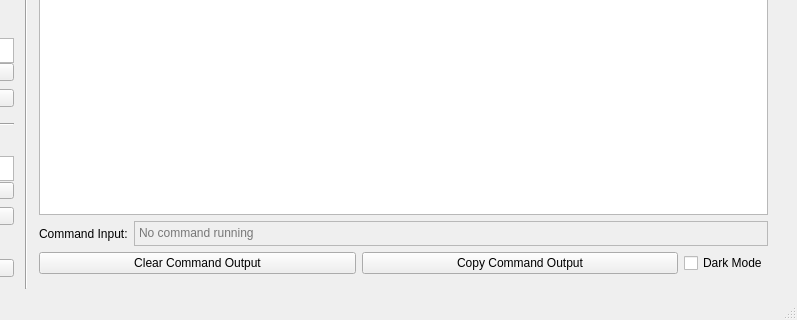
First picture: the form in yellowdog_cli/commander/commander.ui, repository yellowdog/yellowdog-cli, before the edit; both pictures show x 267 to 1064 and y 400 to 720 of the 1064 by 720 pixel window.
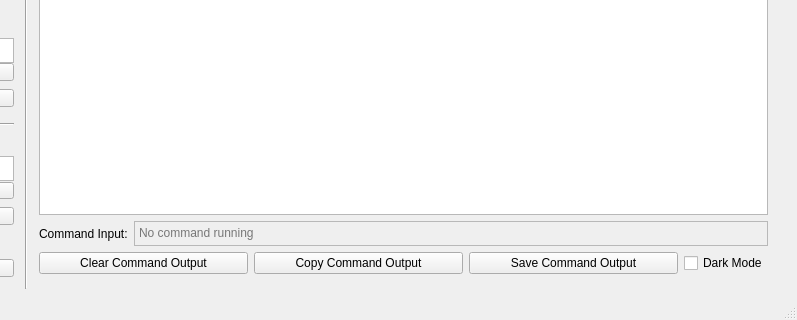
Second picture: the form after the edit. Icons and pictures are not drawn.

Commit message: Add button to save command output to a file

The edit to the form file:
```diff
--- a/yellowdog_cli/commander/commander.ui
+++ b/yellowdog_cli/commander/commander.ui
@@ -1009,6 +1009,19 @@
           </property>
          </widget>
         </item>
+        <item>
+         <widget class="QPushButton" name="save_command_output">
+          <property name="sizePolicy">
+           <sizepolicy hsizetype="Expanding" vsizetype="Fixed">
+            <horstretch>0</horstretch>
+            <verstretch>0</verstretch>
+           </sizepolicy>
+          </property>
+          <property name="text">
+           <string>Save Command Output</string>
+          </property>
+         </widget>
+        </item>
         <item>
          <widget class="QCheckBox" name="dark_mode">
           <property name="text">
```
The commit also changes 4 other files.
